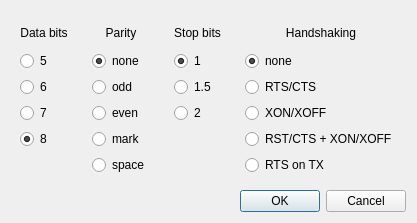
Before: the Qt Designer form My_COM_Port/comdialog.ui in zaznov/IBIS-Test, drawn with Qt 5.
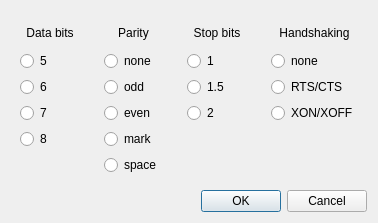
After: the same form once the commit is applied.

What changed in the file:
```diff
--- a/My_COM_Port/comdialog.ui
+++ b/My_COM_Port/comdialog.ui
@@ -62,6 +62,12 @@
             <property name="text">
              <string>7</string>
             </property>
+            <property name="checkable">
+             <bool>true</bool>
+            </property>
+            <property name="checked">
+             <bool>false</bool>
+            </property>
            </widget>
           </item>
           <item>
@@ -70,7 +76,7 @@
              <string>8</string>
             </property>
             <property name="checked">
-             <bool>true</bool>
+             <bool>false</bool>
             </property>
            </widget>
           </item>
@@ -120,9 +126,12 @@
             <property name="text">
              <string>none</string>
             </property>
-            <property name="checked">
+            <property name="checkable">
              <bool>true</bool>
             </property>
+            <property name="checked">
+             <bool>false</bool>
+            </property>
            </widget>
           </item>
           <item>
@@ -199,9 +208,12 @@
             <property name="text">
              <string>1</string>
             </property>
-            <property name="checked">
+            <property name="checkable">
              <bool>true</bool>
             </property>
+            <property name="checked">
+             <bool>false</bool>
+            </property>
            </widget>
           </item>
           <item>
@@ -264,9 +276,12 @@
             <property name="text">
              <string>none</string>
             </property>
-            <property name="checked">
+            <property name="checkable">
              <bool>true</bool>
             </property>
+            <property name="checked">
+             <bool>false</bool>
+            </property>
            </widget>
           </item>
           <item>
@@ -283,20 +298,6 @@
             </property>
            </widget>
           </item>
-          <item>
-           <widget class="QRadioButton" name="radioButton_16">
-            <property name="text">
-             <string>RST/CTS + XON/XOFF</string>
-            </property>
-           </widget>
-          </item>
-          <item>
-           <widget class="QRadioButton" name="radioButton_17">
-            <property name="text">
-             <string>RTS on TX</string>
-            </property>
-           </widget>
-          </item>
           <item>
            <spacer name="verticalSpacer_4">
             <property name="orientation">
```
Left out of the diff: 30 changed lines with no effect on the pictures.
